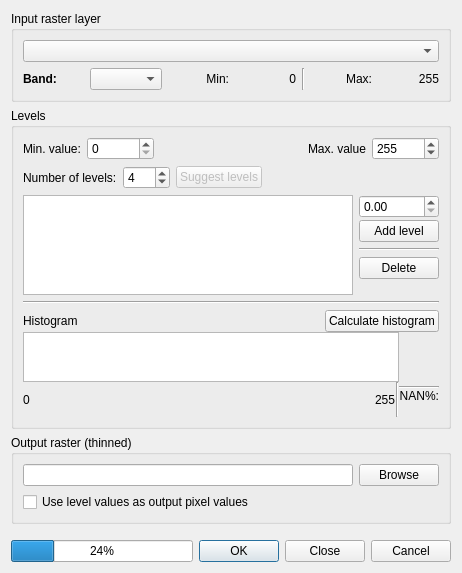
Old version of the form ThinGreyscale_dialog_base.ui in the repository havatv/qgisthingreyscaleplugin.
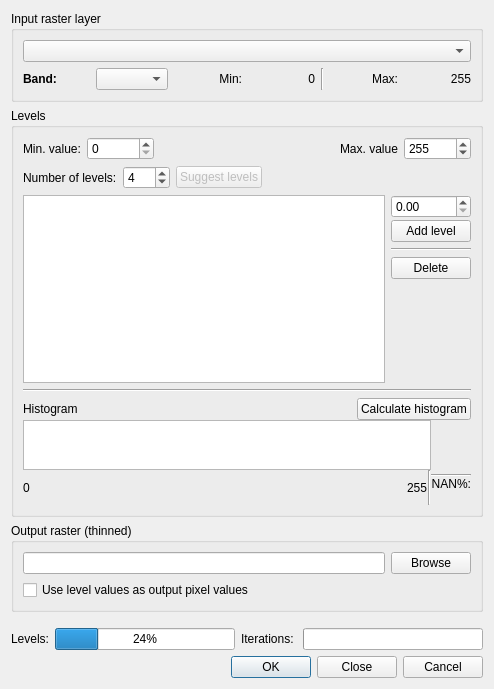
New version of the form.

Commit message: Added a progressbar for the reporting acitivity during the iterations (#2)

Patch:
```diff
--- a/ThinGreyscale_dialog_base.ui
+++ b/ThinGreyscale_dialog_base.ui
@@ -6,8 +6,8 @@
    <rect>
     <x>0</x>
     <y>0</y>
-    <width>462</width>
-    <height>556</height>
+    <width>494</width>
+    <height>689</height>
    </rect>
   </property>
   <property name="windowTitle">
@@ -559,7 +559,14 @@
     </spacer>
    </item>
    <item>
-    <layout class="QHBoxLayout" name="horizontalLayout_2">
+    <layout class="QHBoxLayout" name="horizontalLayout_8">
+     <item>
+      <widget class="QLabel" name="label_9">
+       <property name="text">
+        <string>Levels:</string>
+       </property>
+      </widget>
+     </item>
      <item>
       <widget class="QProgressBar" name="progressBar">
        <property name="minimumSize">
@@ -573,6 +580,20 @@
        </property>
       </widget>
      </item>
+     <item>
+      <widget class="QLabel" name="label_10">
+       <property name="text">
+        <string>Iterations: </string>
+       </property>
+      </widget>
+     </item>
+     <item>
+      <widget class="QProgressBar" name="iterProgressBar"/>
+     </item>
+    </layout>
+   </item>
+   <item>
+    <layout class="QHBoxLayout" name="horizontalLayout_2">
      <item>
       <widget class="QDialogButtonBox" name="button_box">
        <property name="orientation">
```
The commit also changes 2 other files.
